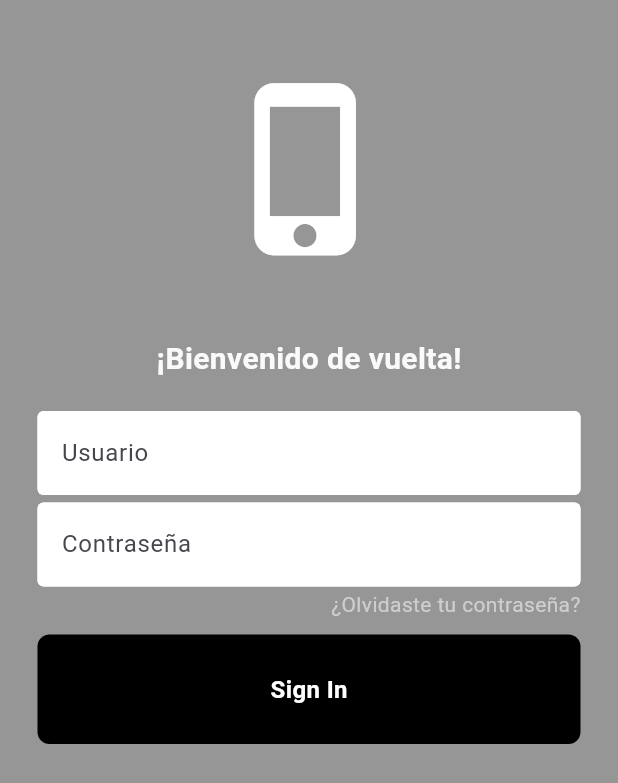
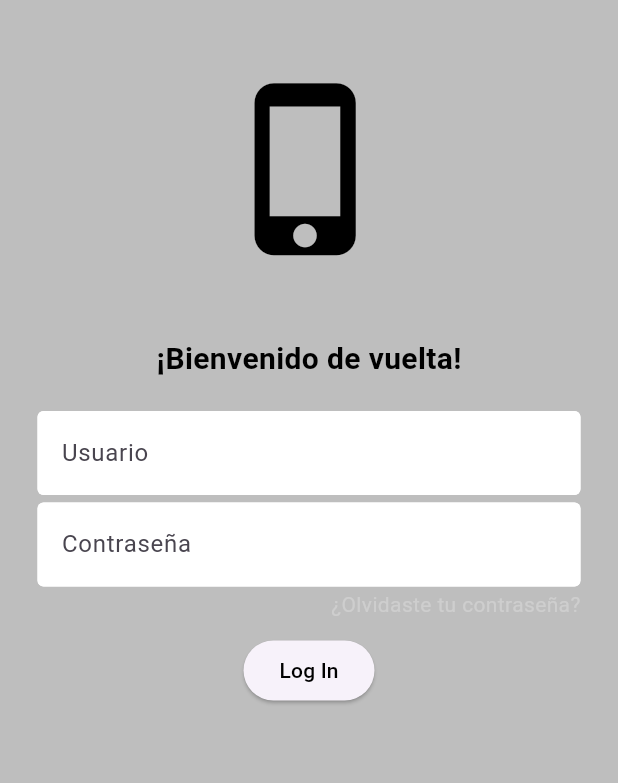
Before and after one commit to Gabetoo/DAP-5TO, a Flutter app: the screen it shows after launch, on a phone screen of 412 x 824 dp. Shown: the top 783 px of the screen. Run offline on Flutter 3.47's test engine with Material 3 defaults, Android fonts, the phone set to English and light mode, and no system bars; our stand-ins replace go_router.

Commit message:
TP 3 - Gabriel de los Santos

```diff
--- a/log_in/analysis_options.yaml
+++ b/log_in/analysis_options.yaml
@@ -1 +1,5 @@
 include: package:flutter_lints/flutter.yaml
+
+linter:
+  rules:
+    avoid_print: false
--- a/log_in/lib/elementos/miboton.dart
+++ /dev/null
@@ -1,32 +0,0 @@
-import 'package:flutter/material.dart';
-
-class MiBoton extends StatelessWidget {
-  final Function()? onTap;
-
-  const MiBoton({super.key, required this.onTap});
-
-  @override
-  Widget build(BuildContext context) {
-    return GestureDetector(
-      onTap: onTap,
-      child: Container(
-        padding: const EdgeInsets.all(25),
-        margin: const EdgeInsets.symmetric(horizontal: 25),
-        decoration: BoxDecoration(
-          color: Colors.black,
-          borderRadius: BorderRadius.circular(8),
-        ),
-        child: const Center(
-          child: Text(
-            "Sign In",
-            style: TextStyle(
-              color: Colors.white,
-              fontWeight: FontWeight.bold,
-              fontSize: 16,
-            ),
-          ),
-        ),
-      ),
-    );
-  }
-}
--- a/log_in/lib/main.dart
+++ b/log_in/lib/main.dart
@@ -1,5 +1,5 @@
 import 'package:flutter/material.dart';
-import 'package:log_in/paginas/login.dart';
+import 'package:log_in/router.dart';
 
 void main() {
   runApp(const MainApp());
@@ -10,9 +10,9 @@ class MainApp extends StatelessWidget {
 
   @override
   Widget build(BuildContext context) {
-    return const MaterialApp(
+    return MaterialApp.router(
+      routerConfig: appRouter,
       debugShowCheckedModeBanner: false,
-      home: Login(),
     );
   }
 }
--- a/log_in/lib/paginas/login.dart
+++ b/log_in/lib/pantallas/login.dart
@@ -1,46 +1,48 @@
 import 'package:flutter/material.dart';
-import 'package:flutter/widgets.dart';
-import 'package:log_in/elementos/miboton.dart';
+import 'package:go_router/go_router.dart';
+import 'package:log_in/pantallas/home.dart';
 
 class Login extends StatelessWidget {
-  const Login({super.key});
-
-  void loginearUsuario() {}
+  static const String name = 'login';
+  Login({super.key});
+  final TextEditingController usuarioController = TextEditingController();
+  final TextEditingController contrasenaController = TextEditingController();
 
   @override
   Widget build(BuildContext context) {
-    return const Scaffold(
-      backgroundColor: Color.fromRGBO(150, 150, 150, 1),
+    return Scaffold(
+      backgroundColor: const Color.fromARGB(255, 190, 190, 190),
       body: SafeArea(
         child: Center(
           child: Column(
             children: [
-              SizedBox(height: 50), //Sirve para dejar espacios
-              Icon(
+              const SizedBox(height: 50), //Sirve para dejar espacios
+              const Icon(
                 Icons.phone_iphone,
                 size: 125,
-                color: Color.fromRGBO(255, 255, 255, 1),
+                color: Color.fromRGBO(0, 0, 0, 1),
               ),
-              SizedBox(height: 50),
+              const SizedBox(height: 50),
 
-              Text(
+              const Text(
                 //Texto de bienvenida
                 '¡Bienvenido de vuelta!',
                 style: TextStyle(
-                  color: Color.fromRGBO(250, 250, 250, 1),
+                  color: Color.fromRGBO(0, 0, 0, 1),
                   fontSize: 20,
                   fontWeight: FontWeight.bold,
                 ),
               ),
 
-              SizedBox(height: 20),
+              const SizedBox(height: 20),
 
               Padding(
                 //Bloque de texto de contraseña
-                padding: EdgeInsets.symmetric(horizontal: 25.0),
+                padding: const EdgeInsets.symmetric(horizontal: 25.0),
                 child: TextField(
+                  controller: usuarioController,
                   obscureText: false,
-                  decoration: InputDecoration(
+                  decoration: const InputDecoration(
                     enabledBorder: OutlineInputBorder(
                       borderSide:
                           BorderSide(color: Color.fromRGBO(255, 255, 255, 1)),
@@ -56,14 +58,15 @@ class Login extends StatelessWidget {
                 ),
               ),
 
-              SizedBox(height: 5),
+              const SizedBox(height: 5),
 
               Padding(
                 //Bloque de texto de contraseña
-                padding: EdgeInsets.symmetric(horizontal: 25.0),
+                padding: const EdgeInsets.symmetric(horizontal: 25.0),
                 child: TextField(
+                  controller: contrasenaController,
                   obscureText: true,
-                  decoration: InputDecoration(
+                  decoration: const InputDecoration(
                     enabledBorder: OutlineInputBorder(
                       borderSide:
                           BorderSide(color: Color.fromRGBO(255, 255, 255, 1)),
@@ -79,9 +82,9 @@ class Login extends StatelessWidget {
                 ),
               ),
 
-              SizedBox(height: 2),
+              const SizedBox(height: 2),
 
-              Padding(
+              const Padding(
                 padding: EdgeInsets.symmetric(horizontal: 25.0),
                 child: Row(mainAxisAlignment: MainAxisAlignment.end, children: [
                   Text(
@@ -91,9 +94,32 @@ class Login extends StatelessWidget {
                 ]),
               ),
 
-              SizedBox(height: 10),
+              const SizedBox(height: 10),
 
-              MiBoton(onTap: null)
+              ElevatedButton(
+                onPressed: () {
+                  String inputUser = usuarioController.text;
+                  String inputPass = contrasenaController.text;
+
+                  if (inputPass.isEmpty || inputUser.isEmpty) {
+                    print("Por favor, ingrese Usuario y/o Contraseña");
+                    const Text(
+                      'Por favor, ingrese el usuario y/o contraseña',
+                      style: TextStyle(color: Colors.red),
+                    );
+                  } else if ((inputUser == "Gabeto") &&
+                      (inputPass == "Cambitron123")) {
+                    print("Log In exitoso");
+                    context.pushNamed(Home.name, extra: inputUser);
+                  } else {
+                    print("Log In fallido");
+                  }
+                },
+                child: const Text(
+                  'Log In',
+                  style: TextStyle(color: Colors.black),
+                ),
+              ),
             ],
           ),
         ),
--- /dev/null
+++ b/log_in/lib/router.dart
@@ -0,0 +1,17 @@
+import 'package:log_in/pantallas/home.dart';
+import 'package:log_in/pantallas/login.dart';
+
+import 'package:go_router/go_router.dart';
+
+final appRouter = GoRouter(initialLocation: '/login', routes: [
+  GoRoute(
+    name: Login.name,
+    path: '/login',
+    builder: (context, state) => Login(),
+  ),
+  GoRoute(
+    name: Home.name,
+    path: '/home',
+    builder: (context, state) => Home(userName: state.extra as String),
+  ),
+]);
--- a/log_in/pubspec.yaml
+++ b/log_in/pubspec.yaml
@@ -9,6 +9,7 @@ environment:
 dependencies:
   flutter:
     sdk: flutter
+  go_router: ^14.0.2
 
 dev_dependencies:
   flutter_test:
```
Also changed, not shown: log_in/lib/pantallas/home.dart (added, +63 -0 lines), log_in/pubspec.lock.
